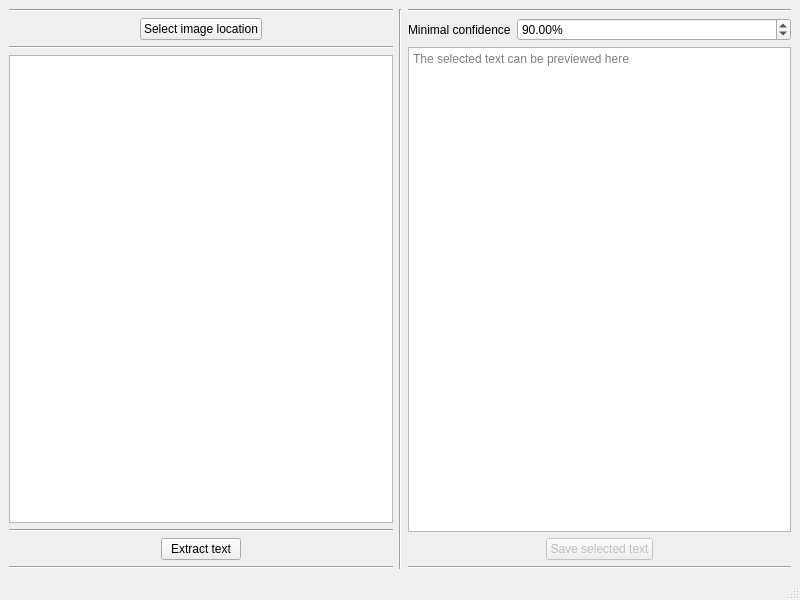
This is QtractWindow.ui in ElijahGgnore/Qtract as Qt 5 draws it before an edit. The edited form follows.
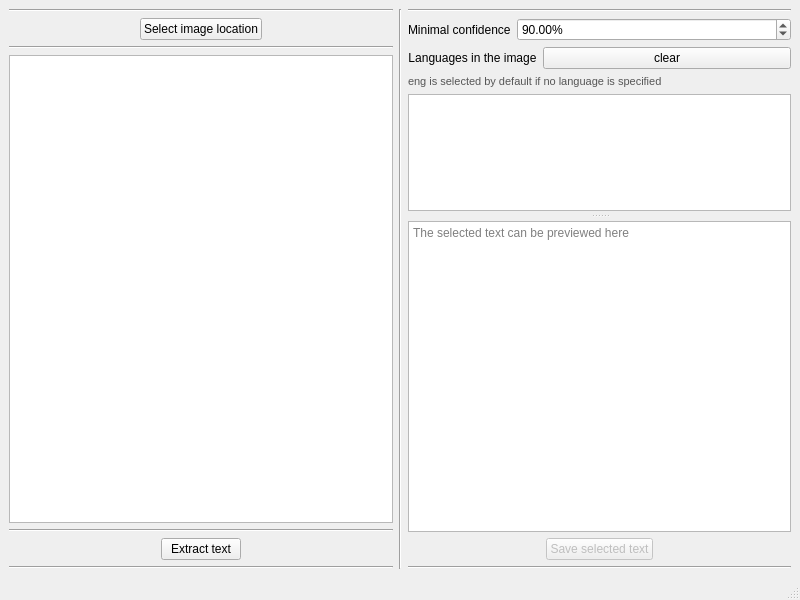
This is the edited form. Custom widgets are drawn as their Qt base class.

Commit message: Implemented language selection.

```diff
--- a/QtractWindow.ui
+++ b/QtractWindow.ui
@@ -149,10 +149,135 @@
        </layout>
       </item>
       <item>
-       <widget class="QTextBrowser" name="ocr_text_preview">
-        <property name="placeholderText">
-         <string>The selected text can be previewed here</string>
+       <layout class="QFormLayout" name="formLayout_2">
+        <item row="0" column="0">
+         <widget class="QLabel" name="label_2">
+          <property name="text">
+           <string>Languages in the image</string>
+          </property>
+          <property name="alignment">
+           <set>Qt::AlignCenter</set>
+          </property>
+         </widget>
+        </item>
+        <item row="0" column="1">
+         <widget class="QPushButton" name="clear_languages_button">
+          <property name="text">
+           <string>clear</string>
+          </property>
+         </widget>
+        </item>
+       </layout>
+      </item>
+      <item>
+       <widget class="QLabel" name="label_3">
+        <property name="palette">
+         <palette>
+          <active>
+           <colorrole role="WindowText">
+            <brush brushstyle="SolidPattern">
+             <color alpha="255">
+              <red>86</red>
+              <green>86</green>
+              <blue>86</blue>
+             </color>
+            </brush>
+           </colorrole>
+           <colorrole role="PlaceholderText">
+            <brush brushstyle="SolidPattern">
+             <color alpha="128">
+              <red>0</red>
+              <green>0</green>
+              <blue>0</blue>
+             </color>
+            </brush>
+           </colorrole>
+          </active>
+          <inactive>
+           <colorrole role="WindowText">
+            <brush brushstyle="SolidPattern">
+             <color alpha="255">
+              <red>86</red>
+              <green>86</green>
+              <blue>86</blue>
+             </color>
+            </brush>
+           </colorrole>
+           <colorrole role="PlaceholderText">
+            <brush brushstyle="SolidPattern">
+             <color alpha="128">
+              <red>0</red>
+              <green>0</green>
+              <blue>0</blue>
+             </color>
+            </brush>
+           </colorrole>
+          </inactive>
+          <disabled>
+           <colorrole role="WindowText">
+            <brush brushstyle="SolidPattern">
+             <color alpha="255">
+              <red>110</red>
+              <green>109</green>
+              <blue>106</blue>
+             </color>
+            </brush>
+           </colorrole>
+           <colorrole role="PlaceholderText">
+            <brush brushstyle="SolidPattern">
+             <color alpha="128">
+              <red>0</red>
+              <green>0</green>
+              <blue>0</blue>
+             </color>
+            </brush>
+           </colorrole>
+          </disabled>
+         </palette>
         </property>
+        <property name="font">
+         <font>
+          <pointsize>8</pointsize>
+         </font>
+        </property>
+        <property name="text">
+         <string>eng is selected by default if no language is specified</string>
+        </property>
+       </widget>
+      </item>
+      <item>
+       <widget class="QSplitter" name="splitter">
+        <property name="sizePolicy">
+         <sizepolicy hsizetype="Expanding" vsizetype="Expanding">
+          <horstretch>0</horstretch>
+          <verstretch>0</verstretch>
+         </sizepolicy>
+        </property>
+        <property name="orientation">
+         <enum>Qt::Vertical</enum>
+        </property>
+        <property name="handleWidth">
+         <number>10</number>
+        </property>
+        <widget class="TesseractLanguageList" name="language_list">
+         <property name="sizePolicy">
+          <sizepolicy hsizetype="Expanding" vsizetype="Preferred">
+           <horstretch>0</horstretch>
+           <verstretch>0</verstretch>
+          </sizepolicy>
+         </property>
+         <property name="sizeAdjustPolicy">
+          <enum>QAbstractScrollArea::AdjustToContents</enum>
+         </property>
+         <property name="editTriggers">
+          <set>QAbstractItemView::NoEditTriggers</set>
+         </property>
+        </widget>
+        <widget class="QTextBrowser" name="ocr_text_preview">
+         <property name="placeholderText">
+          <string>The selected text can be previewed here</string>
+         </property>
+        </widget>
        </widget>
       </item>
       <item alignment="Qt::AlignHCenter">
@@ -194,6 +319,11 @@
    <extends>QGraphicsView</extends>
    <header>OCRGraphicsView.h</header>
   </customwidget>
+  <customwidget>
+   <class>TesseractLanguageList</class>
+   <extends>QListWidget</extends>
+   <header>TesseractLanguageList.h</header>
+  </customwidget>
  </customwidgets>
  <resources/>
  <connections/>
```
The commit also changes 5 other files.
